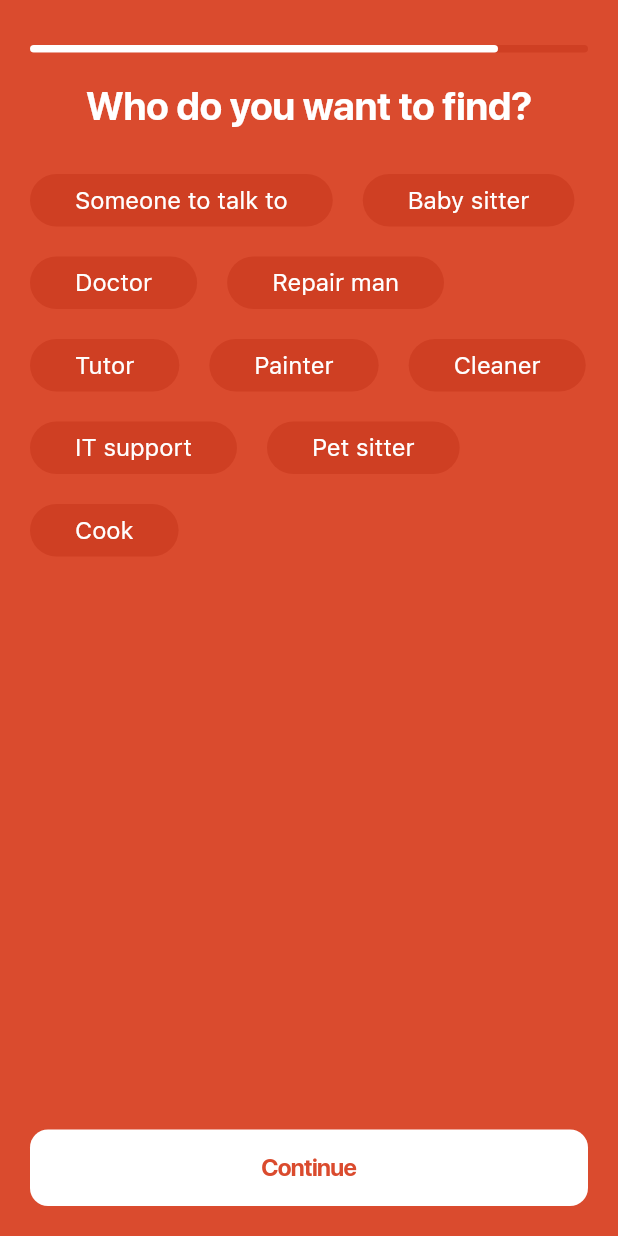
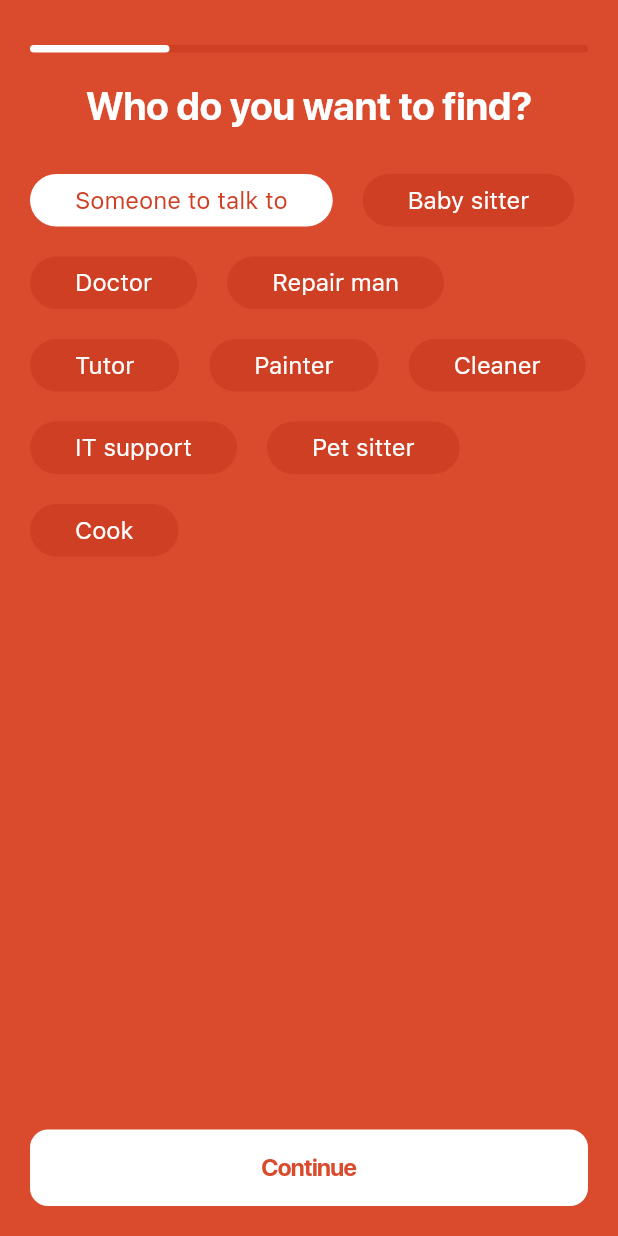
Before and after one commit to zero-stealth/Domestics, a Flutter app: the Selections screen opened directly, after a tap on "Someone to talk to", on a phone screen of 412 x 824 dp. Run offline on Flutter 3.47's test engine with Material 2 defaults, Android fonts, the phone set to English and light mode, and no system bars; our stand-ins replace carousel_slider, font_awesome_flutter.

Commit message:
:hammer: Selections page stable.
Bar and tabs fully functional

```diff
--- a/lib/screens/Selections.dart
+++ b/lib/screens/Selections.dart
@@ -1,3 +1,5 @@
+import 'dart:developer';
+
 import 'package:flutter/cupertino.dart';
 import 'package:flutter/material.dart';
 
@@ -7,71 +9,72 @@ class Selections extends StatefulWidget {
 }
 
 class _SelectionsState extends State<Selections> {
+  // Contains values of all selected tabs
+  List selected = [];
+  // width of top progress bar
+  var barWidth;
+  // 25% of the total width of the barWidth at max width
+  var value;
+
+  // Adds and removes values inside the selected list
+  selectedHandler(text, status) {
+    if (status == false) {
+      for (var i = 0; i < selected.length; i++) {
+        if (selected[i] == text) {
+          selected.removeAt(i);
+        }
+      }
+
+      setState(() {
+        if (selected.length < 4) {
+          value = ((MediaQuery.of(context).size.width - 40) * 25) / 100;
+          barWidth = barWidth - value;
+        }
+      });
+    } else {
+      selected.add(text);
+
+      // calculate bar width when an element is added to the selected list
+      // MediaQuery.of(context).size.width - 40; is the maximum width of the bar
+      setState(() {
+        if (selected.length >= 4) {
+          barWidth = MediaQuery.of(context).size.width - 40;
+        } else {
+          barWidth =
+              ((MediaQuery.of(context).size.width - 40) * getPercentage()) /
+                  100;
+        }
+      });
+    }
+  }
+
+  // returns the percentage length of the bar
+  // based on how many items are in the
+  // selected list
+  getPercentage() {
+    switch (selected.length) {
+      case 1:
+        return 25;
+        break;
+
+      case 2:
+        return 50;
+        break;
+
+      case 3:
+        return 75;
+        break;
+
+      case 4:
+        return 100;
+        break;
+      default:
+        return 0;
+    }
+  }
+
   @override
   Widget build(BuildContext context) {
-    List tags = [
-      {
-        "text": 'Someone to talk to',
-        "textcolor": const Color(0xffffffff),
-        "backgroundColor": const Color(0xffcf3f23),
-        "highlighted": false
-      },
-      {
-        "text": 'Baby sitter',
-        "textcolor": const Color(0xffffffff),
-        "backgroundColor": const Color(0xffcf3f23),
-        "highlighted": false
-      },
-      {
-        "text": 'Doctor',
-        "textcolor": const Color(0xffffffff),
-        "backgroundColor": const Color(0xffcf3f23),
-        "highlighted": false
-      },
-      {
-        "text": 'Repair man',
-        "textcolor": const Color(0xffffffff),
-        "backgroundColor": const Color(0xffcf3f23),
-        "highlighted": false
-      },
-      {
-        "text": 'Tutor',
-        "textcolor": const Color(0xffffffff),
-        "backgroundColor": const Color(0xffcf3f23),
-        "highlighted": false
-      },
-      {
-        "text": 'Painter',
-        "textcolor": const Color(0xffffffff),
-        "backgroundColor": const Color(0xffcf3f23),
-        "highlighted": false
-      },
-      {
-        "text": 'Cleaner',
-        "textcolor": const Color(0xffffffff),
-        "backgroundColor": const Color(0xffcf3f23),
-        "highlighted": false
-      },
-      {
-        "text": 'IT support',
-        "textcolor": const Color(0xffffffff),
-        "backgroundColor": const Color(0xffcf3f23),
-        "highlighted": false
-      },
-      {
-        "text": 'Pet sitter',
-        "textcolor": const Color(0xffffffff),
-        "backgroundColor": const Color(0xffcf3f23),
-        "highlighted": false
-      },
-      {
-        "text": 'Cook',
-        "textcolor": const Color(0xffffffff),
-        "backgroundColor": const Color(0xffcf3f23),
-        "highlighted": false
-      },
-    ];
-
     return Scaffold(
       backgroundColor: const Color(0xffda4b2e),
       body: SafeArea(
@@ -93,7 +96,7 @@ class _SelectionsState extends State<Selections> {
                     mainAxisAlignment: MainAxisAlignment.start,
                     children: [
                       Container(
-                        width: MediaQuery.of(context).size.width - 100,
+                        width: barWidth,
                         decoration: BoxDecoration(
                           color: Colors.white,
                           borderRadius: BorderRadius.circular(20.0),
@@ -120,31 +123,71 @@ class _SelectionsState extends State<Selections> {
                     Wrap(
                       direction: Axis.horizontal,
                       alignment: WrapAlignment.start,
+                      // runAlignment: WrapAlignment.start,
+                      // crossAxisAlignment: WrapCrossAlignment.start,
                       runSpacing: 20.0,
                       spacing: 20.0,
                       children: [
-                        for (var i in tags)
-                          GestureDetector(
-                            onTap: () {
-                              setState(() {
-                                if (i['highlighted'] == false) {
-                                  i['highlighted'] = true;
-                                  i['textcolor'] = const Color(0xffcf3f23);
-                                  i['backgroundColor'] =
-                                      const Color(0xffffffff);
-                                } else {
-                                  i['highlighted'] = false;
-                                  i['textcolor'] = const Color(0xffffffff);
-                                  i['backgroundColor'] =
-                                      const Color(0xffcf3f23);
-                                }
-                              });
+                        Tab(
+                          text: 'Someone to talk to',
+                          onSelect: (selectedStatus) {
+                            selectedHandler(
+                                'Someone to talk to', selectedStatus);
                           },
-                            child: Tab(
-                              text: i['text'],
-                              textcolor: i['textcolor'],
-                              backgroundColor: i['backgroundColor'],
                         ),
+                        Tab(
+                          text: 'Baby sitter',
+                          onSelect: (selectedStatus) {
+                            selectedHandler('Baby sitter', selectedStatus);
+                          },
+                        ),
+                        Tab(
+                          text: 'Doctor',
+                          onSelect: (selectedStatus) {
+                            selectedHandler('Doctor', selectedStatus);
+                          },
+                        ),
+                        Tab(
+                          text: 'Repair man',
+                          onSelect: (selectedStatus) {
+                            selectedHandler('Repair man', selectedStatus);
+                          },
+                        ),
+                        Tab(
+                          text: 'Tutor',
+                          onSelect: (selectedStatus) {
+                            selectedHandler('Tutor', selectedStatus);
+                          },
+                        ),
+                        Tab(
+                          text: 'Painter',
+                          onSelect: (selectedStatus) {
+                            selectedHandler('Painter', selectedStatus);
+                          },
+                        ),
+                        Tab(
+                          text: 'Cleaner',
+                          onSelect: (selectedStatus) {
+                            selectedHandler('Cleaner', selectedStatus);
+                          },
+                        ),
+                        Tab(
+                          text: 'IT support',
+                          onSelect: (selectedStatus) {
+                            selectedHandler('IT support', selectedStatus);
+                          },
+                        ),
+                        Tab(
+                          text: 'Pet sitter',
+                          onSelect: (selectedStatus) {
+                            selectedHandler('Pet sitter', selectedStatus);
+                          },
+                        ),
+                        Tab(
+                          text: 'Cook',
+                          onSelect: (selectedStatus) {
+                            selectedHandler('Cook', selectedStatus);
+                          },
                         ),
                       ],
                     ),
@@ -169,10 +212,13 @@ class _SelectionsState extends State<Selections> {
                     fontFamily: 'SFD-Bold'),
               ),
               onPressed: () {
-                Navigator.push(
-                  context,
-                  MaterialPageRoute(builder: (context) => Selections()),
-                );
+                // Navigator.push(
+                //   context,
+                //   MaterialPageRoute(builder: (context) => Selections()),
+                // );
+                for (var m in selected) {
+                  log(m);
+                }
               },
             ),
           ),
@@ -184,26 +230,38 @@ class _SelectionsState extends State<Selections> {
 
 class Tab extends StatefulWidget {
   final String text;
-  final Color textcolor;
-  final Color backgroundColor;
+  final Function(bool) onSelect;
 
-  Tab(
-      {required this.text,
-      required this.textcolor,
-      required this.backgroundColor});
+  Tab({required this.text, required this.onSelect});
 
   @override
   State<Tab> createState() => _TabState();
 }
 
 class _TabState extends State<Tab> {
-  // Color highback = const Color(0xffcf3f23);
-  // Color hightext = Colors.white;
-  // bool highlighted = false;
+  Color highback = const Color(0xffcf3f23);
+  Color hightext = Colors.white;
+  bool highlighted = false;
 
   @override
   Widget build(BuildContext context) {
-    return Container(
+    return GestureDetector(
+      onTap: () {
+        setState(() {
+          if (highlighted == false) {
+            highlighted = true;
+            widget.onSelect(true);
+            highback = Colors.white;
+            hightext = const Color(0xffcf3f23);
+          } else {
+            highlighted = false;
+            widget.onSelect(false);
+            highback = const Color(0xffcf3f23);
+            hightext = Colors.white;
+          }
+        });
+      },
+      child: Container(
         padding: const EdgeInsets.only(
           top: 8.0,
           bottom: 8.0,
@@ -211,15 +269,16 @@ class _TabState extends State<Tab> {
           right: 30.0,
         ),
         decoration: BoxDecoration(
-        color: widget.backgroundColor,
+          color: highback,
           borderRadius: BorderRadius.circular(50.0),
         ),
         child: Text(
           widget.text,
           style: TextStyle(
-          color: widget.textcolor,
+            color: hightext,
             fontSize: 16.0,
             fontFamily: 'SFT-Regular',
+          ),
         ),
       ),
     );
```
Lines whose indentation alone changed are shown as unchanged.
